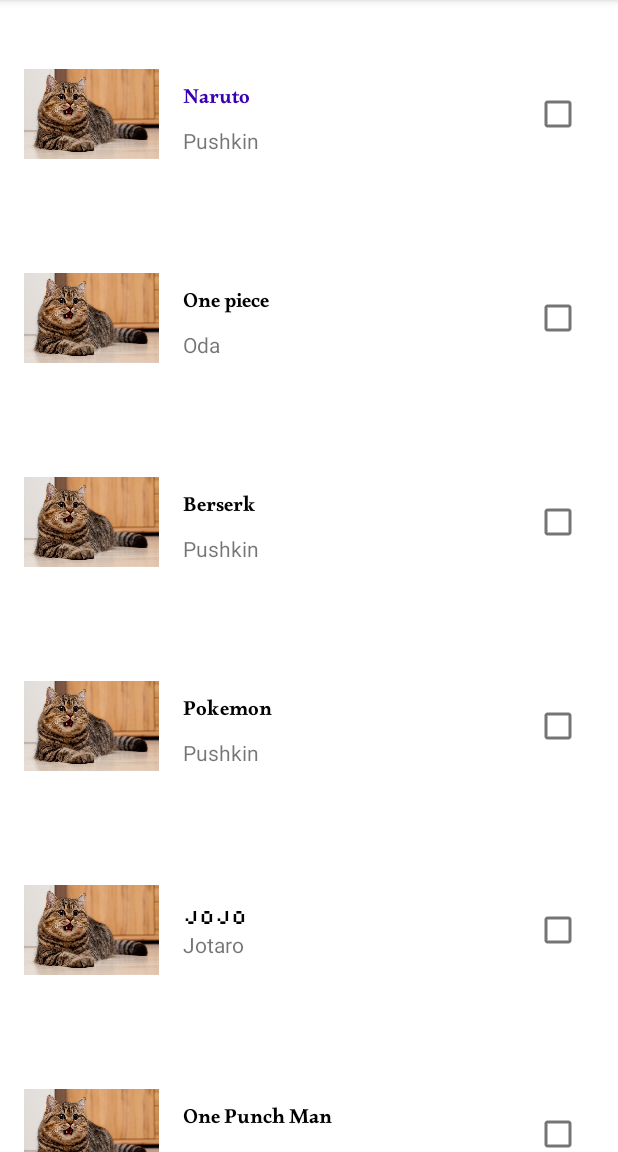
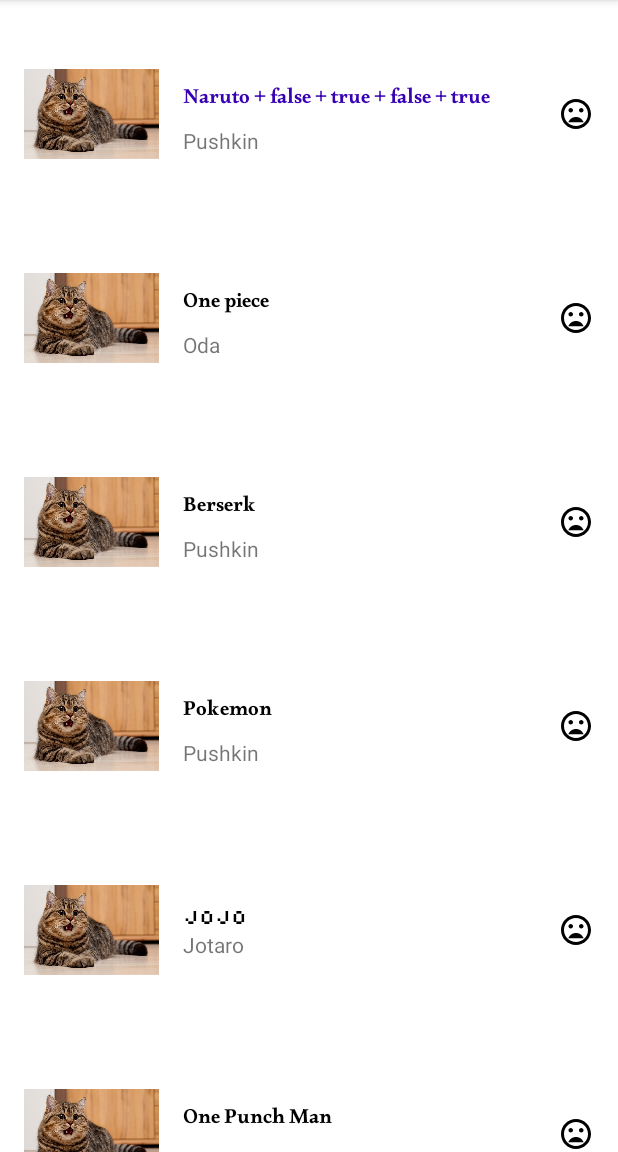
Before and after one commit to EviLPinGuiN/AndroidTemplate-2022, an Android app: the screen it shows after launch (MainActivity), in the options menu, after a tap on "Preferences", on a phone screen of 412 x 824 dp, the part 84-1236 px from its top. Run offline under Robolectric (Android 15) with nearby library versions, the phone set to English and light mode, and no system bars; pictures from the network do not load.

Commit message:
Add list adapter

```diff
--- a/app/build.gradle
+++ b/app/build.gradle
@@ -44,6 +44,8 @@ dependencies {
     implementation 'com.google.android.material:material:1.6.1'
     implementation 'androidx.constraintlayout:constraintlayout:2.1.4'
 
+    implementation "androidx.fragment:fragment-ktx:1.5.3"
+
     implementation 'androidx.swiperefreshlayout:swiperefreshlayout:1.1.0'
 
     implementation 'com.github.bumptech.glide:glide:4.14.2'
--- a/app/src/main/java/com/itis/template/MainActivity.kt
+++ b/app/src/main/java/com/itis/template/MainActivity.kt
@@ -8,9 +8,11 @@ import androidx.appcompat.app.AppCompatActivity
 import androidx.recyclerview.widget.LinearLayoutManager
 import com.bumptech.glide.Glide
 import com.itis.template.adapter.BookAdapter
+import com.itis.template.adapter.BookListAdapter
 import com.itis.template.adapter.SpaceItemDecorator
 import com.itis.template.databinding.ActivityMainBinding
 import com.itis.template.model.BookRepository
+import com.itis.template.model.MainItem
 import com.itis.template.utils.showSnackbar
 
 class MainActivity : AppCompatActivity() {
@@ -18,6 +20,7 @@ class MainActivity : AppCompatActivity() {
     private var binding: ActivityMainBinding? = null
 
     private var adapter: BookAdapter? = null
+    private var listAdapter: BookListAdapter? = null
 
     override fun onCreate(savedInstanceState: Bundle?) {
         super.onCreate(savedInstanceState)
@@ -31,19 +34,42 @@ class MainActivity : AppCompatActivity() {
                 16.0f
             )
 
-            adapter = BookAdapter(
-                BookRepository.booksUI,
-                glide = Glide.with(this@MainActivity)
-            ) {
-                root.showSnackbar("You click: ${it.name}")
+//            adapter = BookAdapter(
+//                BookRepository.booksUI,
+//                glide = Glide.with(this@MainActivity)
+//            ) {
+//                root.showSnackbar("You click: ${it.name}")
+//            }
+
+            listAdapter = BookListAdapter(glide = Glide.with(this@MainActivity)) {
+                onBookClick(it)
             }
 
-            rvBook.adapter = adapter
+            rvBook.adapter = listAdapter
             rvBook.layoutManager = LinearLayoutManager(this@MainActivity)
             rvBook.addItemDecoration(itemDecoration)
+
+            listAdapter?.submitList(BookRepository.booksUI) {
+//                rvBook.scrollToPosition(0)
+            }
         }
     }
 
+    private fun onBookClick(book: MainItem.BookUiModel) {
+        val index = BookRepository.books.indexOfFirst { it.id.toLong() == book.id }
+        val originalBook = BookRepository.books[index]
+        val newItem = originalBook.copy(
+            isFavorite = !originalBook.isFavorite,
+            name = "${originalBook.name} + ${originalBook.isFavorite}"
+        )
+
+        BookRepository.books.removeAt(index)
+        BookRepository.books.add(index, newItem)
+
+        listAdapter?.submitList(BookRepository.booksUI) {
+            binding?.rvBook?.scrollToPosition(0)
+        }
+    }
 
     override fun onCreateOptionsMenu(menu: Menu): Boolean {
         menuInflater.inflate(R.menu.menu_main, menu)
--- a/app/src/main/java/com/itis/template/adapter/BookItem.kt
+++ b/app/src/main/java/com/itis/template/adapter/BookItem.kt
@@ -1,5 +1,9 @@
 package com.itis.template.adapter
 
+import android.os.Bundle
+import android.view.LayoutInflater
+import android.view.ViewGroup
+import android.widget.ImageView
 import androidx.core.content.res.ResourcesCompat
 import androidx.recyclerview.widget.RecyclerView
 import com.bumptech.glide.Priority
@@ -8,15 +12,15 @@ import com.bumptech.glide.load.engine.DiskCacheStrategy
 import com.bumptech.glide.request.RequestOptions
 import com.itis.template.R
 import com.itis.template.databinding.ItemBookBinding
-import com.itis.template.model.BookUiModel
+import com.itis.template.model.MainItem
 
 class BookItem(
     private val binding: ItemBookBinding,
     private val glide: RequestManager,
-    private val action: (BookUiModel) -> Unit,
+    private val action: (MainItem.BookUiModel) -> Unit,
 ) : RecyclerView.ViewHolder(binding.root) {
 
-    private var book: BookUiModel? = null
+    private var book: MainItem.BookUiModel? = null
 
     private val option = RequestOptions
         .diskCacheStrategyOf(DiskCacheStrategy.ALL)
@@ -29,7 +33,8 @@ class BookItem(
         }
     }
 
-    fun onBind(book: BookUiModel) {
+    fun onBind(book: MainItem.BookUiModel) {
+        this.book = book
         with(binding) {
             tvTitle.text = book.name
             tvDesc.text = book.author
@@ -39,6 +44,9 @@ class BookItem(
             )
 
             tvTitle.typeface = ResourcesCompat.getFont(itemView.context, book.font)
+
+            ivMood.setChecked(book.isFavorite)
+
             /* bad way
             if (book.name == "Naruto") {
                 tvTitle.setTextColor(
@@ -60,7 +68,61 @@ class BookItem(
         }
     }
 
-    fun updateCheck(isState: Boolean) {
+    fun onBind(
+        book: MainItem.BookUiModel,
+        payloads: MutableList<Any>
+    ) {
+        (payloads.last() as? Bundle)?.also { bundle ->
+            updateFromBundle(bundle)
+        }
+    }
 
+    fun onBind(
+        book: MainItem.BookUiModel,
+        bundle: Bundle
+    ) {
+        updateFromBundle(bundle)
+    }
+
+    fun updateFromBundle(bundle: Bundle?) {
+        if (bundle?.containsKey(ARG_FAVORITE) == true) {
+            bundle.getBoolean(ARG_FAVORITE).also {
+                binding.ivMood.setChecked(it)
+            }
+        }
+        if (bundle?.containsKey(ARG_NAME) == true) {
+            bundle.getString(ARG_NAME).also {
+                binding.tvTitle.text = it
+            }
+        }
+    }
+
+    private fun ImageView.setChecked(isCheck: Boolean) {
+        setImageResource(
+            if (isCheck)
+                R.drawable.ic_baseline_mood
+            else
+                R.drawable.ic_baseline_mood_bad
+        )
+    }
+
+    companion object {
+
+        const val ARG_FAVORITE = "arg_favorite"
+        const val ARG_NAME = "arg_name"
+
+        fun create(
+            parent: ViewGroup,
+            glide: RequestManager,
+            action: (MainItem.BookUiModel) -> Unit,
+        ): BookItem = BookItem(
+            binding = ItemBookBinding.inflate(
+                LayoutInflater.from(parent.context),
+                parent,
+                false
+            ),
+            glide = glide,
+            action = action
+        )
     }
 }
--- /dev/null
+++ b/app/src/main/java/com/itis/template/adapter/BookListAdapter.kt
@@ -0,0 +1,66 @@
+package com.itis.template.adapter
+
+import android.os.Bundle
+import android.view.ViewGroup
+import androidx.recyclerview.widget.DiffUtil
+import androidx.recyclerview.widget.ListAdapter
+import androidx.recyclerview.widget.RecyclerView
+import com.bumptech.glide.RequestManager
+import com.itis.template.model.MainItem
+
+class BookListAdapter(
+    private val glide: RequestManager,
+    private val action: (MainItem.BookUiModel) -> Unit,
+) : ListAdapter<MainItem.BookUiModel, BookItem>(
+    object : DiffUtil.ItemCallback<MainItem.BookUiModel>() {
+    override fun areItemsTheSame(
+        oldItem: MainItem.BookUiModel,
+        newItem: MainItem.BookUiModel
+    ): Boolean = oldItem.id == newItem.id
+
+        override fun areContentsTheSame(
+            oldItem: MainItem.BookUiModel,
+            newItem: MainItem.BookUiModel
+        ): Boolean = oldItem == newItem
+
+    override fun getChangePayload(
+        oldItem: MainItem.BookUiModel,
+        newItem: MainItem.BookUiModel
+    ): Any? {
+        val bundle = Bundle()
+        if (oldItem.name != newItem.name) {
+            bundle.putString(BookItem.ARG_NAME, newItem.name)
+        }
+        if (oldItem.isFavorite != newItem.isFavorite) {
+            bundle.putBoolean(BookItem.ARG_FAVORITE, newItem.isFavorite)
+        }
+        return if (bundle.isEmpty) super.getChangePayload(oldItem, newItem) else bundle
+    }
+}
+) {
+
+    override fun onCreateViewHolder(
+        parent: ViewGroup,
+        viewType: Int
+    ): BookItem = BookItem.create(parent, glide, action)
+
+    override fun onBindViewHolder(
+        holder: BookItem,
+        position: Int
+    ) {
+        holder.onBind(getItem(position))
+    }
+
+    override fun onBindViewHolder(
+        holder: BookItem,
+        position: Int,
+        payloads: MutableList<Any>
+    ) {
+        if (payloads.isEmpty()) {
+            super.onBindViewHolder(holder, position, payloads)
+        } else {
+            holder.updateFromBundle(payloads.last() as? Bundle)
+        }
+    }
+
+}
--- a/app/src/main/java/com/itis/template/model/Book.kt
+++ b/app/src/main/java/com/itis/template/model/Book.kt
@@ -4,5 +4,6 @@ data class Book(
     val id: Int,
     val name: String,
     val author: String,
-    val cover: String
+    val cover: String,
+    val isFavorite: Boolean = false,
 )
--- a/app/src/main/java/com/itis/template/model/BookRepository.kt
+++ b/app/src/main/java/com/itis/template/model/BookRepository.kt
@@ -1,6 +1,7 @@
 package com.itis.template.model
 
 import com.itis.template.R
+import com.itis.template.adapter.TitleItem
 
 object BookRepository {
 
@@ -69,7 +70,8 @@ object BookRepository {
         )
 
 
-    val booksUI = books.map {
+    val booksUI: MutableList<MainItem.BookUiModel>
+        get() = books.map {
             val titleColor = if (it.name == "Naruto")
                 R.color.purple_700
             else
@@ -81,13 +83,21 @@ object BookRepository {
                 R.font.silkscreen
             }
 
-        BookUiModel(
-            id = it.id,
+            MainItem.BookUiModel(
+                id = it.id.toLong(),
                 name = it.name,
                 author = it.author,
                 cover = it.cover,
+                isFavorite = it.isFavorite,
                 titleColor = titleColor,
                 font = font
             )
+        }.toMutableList()
+
+    val mainItems = arrayListOf<MainItem>().apply {
+        add(MainItem.Title("Most popular"))
+        addAll(booksUI.take(4))
+        add(MainItem.Title("Most viewed"))
+        addAll(booksUI.subList(4, booksUI.size))
     }
 }
--- a/app/src/main/java/com/itis/template/model/BookUiModel.kt
+++ b/app/src/main/java/com/itis/template/model/BookUiModel.kt
@@ -3,11 +3,17 @@ package com.itis.template.model
 import androidx.annotation.ColorRes
 import androidx.annotation.FontRes
 
+sealed interface MainItem {
+
+    data class Title(val title: String) : MainItem
+
     data class BookUiModel(
-    val id: Int,
+        val id: Long,
         val name: String,
         val author: String,
         val cover: String,
+        val isFavorite: Boolean,
         @ColorRes val titleColor: Int,
         @FontRes val font: Int
-)
+    ) : MainItem
+}
--- /dev/null
+++ b/app/src/main/res/drawable/ic_baseline_keyboard_arrow_right_24.xml
@@ -0,0 +1,5 @@
+<vector android:height="24dp" android:tint="#000000"
+    android:viewportHeight="24" android:viewportWidth="24"
+    android:width="24dp" xmlns:android="http://schemas.android.com/apk/res/android">
+    <path android:fillColor="@android:color/white" android:pathData="M8.59,16.59L13.17,12 8.59,7.41 10,6l6,6 -6,6 -1.41,-1.41z"/>
+</vector>
--- /dev/null
+++ b/app/src/main/res/drawable/ic_baseline_mood.xml
@@ -0,0 +1,5 @@
+<vector android:height="24dp" android:tint="#000000"
+    android:viewportHeight="24" android:viewportWidth="24"
+    android:width="24dp" xmlns:android="http://schemas.android.com/apk/res/android">
+    <path android:fillColor="@android:color/white" android:pathData="M11.99,2C6.47,2 2,6.48 2,12s4.47,10 9.99,10C17.52,22 22,17.52 22,12S17.52,2 11.99,2zM12,20c-4.42,0 -8,-3.58 -8,-8s3.58,-8 8,-8 8,3.58 8,8 -3.58,8 -8,8zM15.5,11c0.83,0 1.5,-0.67 1.5,-1.5S16.33,8 15.5,8 14,8.67 14,9.5s0.67,1.5 1.5,1.5zM8.5,11c0.83,0 1.5,-0.67 1.5,-1.5S9.33,8 8.5,8 7,8.67 7,9.5 7.67,11 8.5,11zM12,17.5c2.33,0 4.31,-1.46 5.11,-3.5L6.89,14c0.8,2.04 2.78,3.5 5.11,3.5z"/>
+</vector>
--- /dev/null
+++ b/app/src/main/res/drawable/ic_baseline_mood_bad.xml
@@ -0,0 +1,5 @@
+<vector android:height="24dp" android:tint="#000000"
+    android:viewportHeight="24" android:viewportWidth="24"
+    android:width="24dp" xmlns:android="http://schemas.android.com/apk/res/android">
+    <path android:fillColor="@android:color/white" android:pathData="M11.99,2C6.47,2 2,6.48 2,12s4.47,10 9.99,10C17.52,22 22,17.52 22,12S17.52,2 11.99,2zM12,20c-4.42,0 -8,-3.58 -8,-8s3.58,-8 8,-8 8,3.58 8,8 -3.58,8 -8,8zM15.5,11c0.83,0 1.5,-0.67 1.5,-1.5S16.33,8 15.5,8 14,8.67 14,9.5s0.67,1.5 1.5,1.5zM8.5,11c0.83,0 1.5,-0.67 1.5,-1.5S9.33,8 8.5,8 7,8.67 7,9.5 7.67,11 8.5,11zM12,14c-2.33,0 -4.31,1.46 -5.11,3.5h10.22c-0.8,-2.04 -2.78,-3.5 -5.11,-3.5z"/>
+</vector>
--- a/app/src/main/res/layout/item_book.xml
+++ b/app/src/main/res/layout/item_book.xml
@@ -42,11 +42,12 @@
         app:layout_constraintTop_toBottomOf="@id/tv_title"
         tools:text="Lev Pushkin" />
 
-    <CheckBox
-        android:id="@+id/checkbox"
+    <ImageView
+        android:id="@+id/iv_mood"
         android:layout_width="wrap_content"
         android:layout_height="wrap_content"
         app:layout_constraintBottom_toBottomOf="parent"
         app:layout_constraintEnd_toEndOf="parent"
-        app:layout_constraintTop_toTopOf="parent" />
+        app:layout_constraintTop_toTopOf="parent"
+        tools:src="@drawable/ic_baseline_mood" />
 </androidx.constraintlayout.widget.ConstraintLayout>
```
Also changed, not shown: app/src/main/java/com/itis/template/adapter/BookAdapter.kt (+17 -14 lines), app/src/main/java/com/itis/template/adapter/BookWithHeaderAdapter.kt (added, +66 -0 lines), app/src/main/java/com/itis/template/adapter/TitleItem.kt (added, +26 -0 lines), app/src/main/res/layout/item_title.xml (added, +10 -0 lines), app/src/main/res/layout/test.xml (added, +18 -0 lines). Lines whose indentation alone changed are shown as unchanged.
